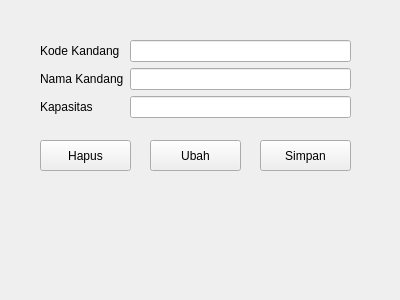
Qt form formkandang.ui (adiyatzzz/siram) before a commit.
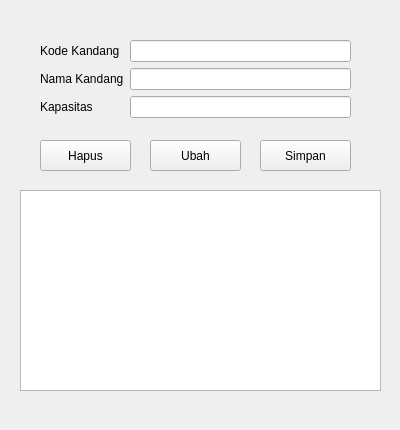
The same form after that commit.

Commit message: Add table view

The edit to the form file:
```diff
--- a/formkandang.ui
+++ b/formkandang.ui
@@ -7,7 +7,7 @@
     <x>0</x>
     <y>0</y>
     <width>400</width>
-    <height>300</height>
+    <height>430</height>
    </rect>
   </property>
   <property name="windowTitle">
@@ -94,6 +94,16 @@
     <string>Hapus</string>
    </property>
   </widget>
+  <widget class="QTableView" name="tableKandang">
+   <property name="geometry">
+    <rect>
+     <x>20</x>
+     <y>190</y>
+     <width>361</width>
+     <height>201</height>
+    </rect>
+   </property>
+  </widget>
  </widget>
  <resources/>
  <connections/>
```
The commit also changes 14 other files.
